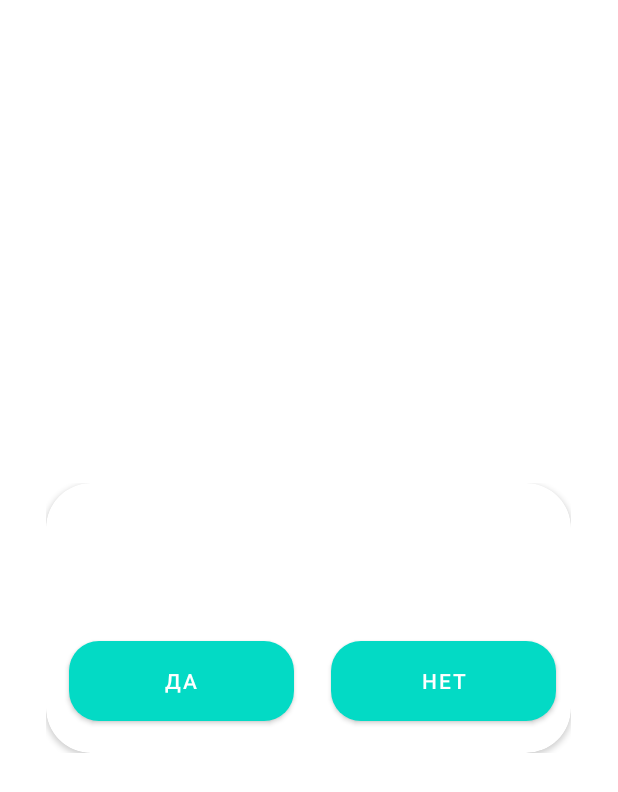
After one commit to 21MokseM12/IventCalendar, an Android app: the layout confirm_changes_dialog.xml on its own in the app's theme, with its tools: preview values and no code run, on a phone screen of 412 x 824 dp. The commit adds this screen. Shown: the top 792 px of the screen. Run offline under Robolectric (Android 15) with nearby library versions, the phone set to English and light mode, and no system bars.

Commit message:
feature: add change the settings in info tabs; design the confirm before exit dialog; fix the splitting the empty string

```diff
--- a/app/src/main/java/com/example/iventcalendar/activities/tabs/info_tabs/TabFirstPhotos.java
+++ b/app/src/main/java/com/example/iventcalendar/activities/tabs/info_tabs/TabFirstPhotos.java
@@ -19,11 +19,12 @@ import com.bumptech.glide.load.resource.bitmap.RoundedCorners;
 import com.bumptech.glide.request.RequestOptions;
 import com.example.iventcalendar.R;
 import com.example.iventcalendar.activities.EventInfoActivity;
+import com.example.iventcalendar.activities.tabs.settings_tabs.service.FragmentDataListener;
 import com.google.android.material.button.MaterialButton;
 
 import java.net.URI;
 
-public class TabFirstPhotos  extends Fragment {
+public class TabFirstPhotos  extends Fragment implements FragmentDataListener {
     private static final String ARG_PHOTO_URI = "photoURI";
     private String photoURI;
     private ActivityResultLauncher<String> galleryLauncher;
@@ -77,4 +78,5 @@ public class TabFirstPhotos  extends Fragment {
         return rootView;
     }
     public void setPhotoURI(String uri) {this.photoURI = uri;}
+    public String getFragmentData() {return this.photoURI;}
 }
--- a/app/src/main/java/com/example/iventcalendar/activities/tabs/info_tabs/TabSecondLocation.java
+++ b/app/src/main/java/com/example/iventcalendar/activities/tabs/info_tabs/TabSecondLocation.java
@@ -14,6 +14,7 @@ import android.widget.TextView;
 import androidx.fragment.app.Fragment;
 
 import com.example.iventcalendar.R;
+import com.example.iventcalendar.activities.tabs.settings_tabs.service.FragmentDataListener;
 import com.example.iventcalendar.activities.tabs.settings_tabs.service.LocationAdapter;
 import com.google.android.material.button.MaterialButton;
 import com.google.android.material.floatingactionbutton.FloatingActionButton;
@@ -24,7 +25,7 @@ import java.util.List;
 import java.util.Objects;
 import java.util.stream.Collectors;
 
-public class TabSecondLocation  extends Fragment {
+public class TabSecondLocation  extends Fragment implements FragmentDataListener {
     private static final String ARG_LOCATIONS = "locations";
     private List<String> locations;
     private FloatingActionButton addLocation;
--- a/app/src/main/java/com/example/iventcalendar/activities/tabs/info_tabs/TabThirdPeople.java
+++ b/app/src/main/java/com/example/iventcalendar/activities/tabs/info_tabs/TabThirdPeople.java
@@ -14,6 +14,7 @@ import android.widget.TextView;
 import androidx.fragment.app.Fragment;
 
 import com.example.iventcalendar.R;
+import com.example.iventcalendar.activities.tabs.settings_tabs.service.FragmentDataListener;
 import com.example.iventcalendar.activities.tabs.settings_tabs.service.LocationAdapter;
 import com.google.android.material.button.MaterialButton;
 import com.google.android.material.floatingactionbutton.FloatingActionButton;
@@ -24,7 +25,7 @@ import java.util.List;
 import java.util.Objects;
 import java.util.stream.Collectors;
 
-public class TabThirdPeople  extends Fragment {
+public class TabThirdPeople  extends Fragment implements FragmentDataListener {
     private static final String ARG_PEOPLE = "people";
     private List<String> people;
     public FloatingActionButton addPeople;
--- /dev/null
+++ b/app/src/main/res/layout/confirm_changes_dialog.xml
@@ -0,0 +1,60 @@
+<?xml version="1.0" encoding="utf-8"?>
+<androidx.constraintlayout.widget.ConstraintLayout xmlns:android="http://schemas.android.com/apk/res/android"
+    xmlns:app="http://schemas.android.com/apk/res-auto"
+    xmlns:tools="http://schemas.android.com/tools"
+    android:layout_width="350dp"
+    android:layout_height="180dp"
+    android:layout_gravity="center">
+
+    <androidx.cardview.widget.CardView
+        android:id="@+id/card"
+        android:layout_width="match_parent"
+        android:layout_height="match_parent"
+        app:cardCornerRadius="30dp">
+
+        <androidx.constraintlayout.widget.ConstraintLayout
+            android:layout_width="match_parent"
+            android:layout_height="match_parent">
+
+            <TextView
+                android:id="@+id/exitTitle"
+                android:layout_width="match_parent"
+                android:layout_height="40dp"
+                android:layout_marginBottom="50dp"
+                android:fontFamily="@font/tt_travels_light"
+                android:gravity="center"
+                android:textSize="@dimen/bar_text_size"
+                app:layout_constraintBottom_toBottomOf="parent"
+                app:layout_constraintEnd_toEndOf="parent"
+                app:layout_constraintStart_toStartOf="parent"
+                app:layout_constraintTop_toTopOf="parent" />
+
+            <com.google.android.material.button.MaterialButton
+                android:id="@+id/saveAndExitButton"
+                android:layout_width="150dp"
+                android:layout_height="65dp"
+                android:layout_marginStart="10dp"
+                android:layout_marginEnd="20dp"
+                android:layout_marginBottom="15dp"
+                android:text="@string/yes"
+                app:cornerRadius="20dp"
+                app:layout_constraintBottom_toBottomOf="parent"
+                app:layout_constraintEnd_toStartOf="@+id/exitButton"
+                app:layout_constraintStart_toStartOf="parent" />
+
+            <com.google.android.material.button.MaterialButton
+                android:id="@+id/exitButton"
+                android:layout_width="150dp"
+                android:layout_height="65dp"
+                android:layout_marginEnd="10dp"
+                android:layout_marginBottom="15dp"
+                android:text="@string/no"
+                app:cornerRadius="20dp"
+                app:layout_constraintBottom_toBottomOf="parent"
+                app:layout_constraintEnd_toEndOf="parent" />
+
+        </androidx.constraintlayout.widget.ConstraintLayout>
+
+    </androidx.cardview.widget.CardView>
+
+</androidx.constraintlayout.widget.ConstraintLayout>
--- a/app/src/main/res/values/strings.xml
+++ b/app/src/main/res/values/strings.xml
@@ -16,4 +16,6 @@
     <string name="loading_wait_text">Пожалуйста, подождите</string>
     <string name="changeCrazy">Изменить</string>
     <string name="confirmChanges">Сохранить</string>
+    <string name="yes">Да</string>
+    <string name="no">Нет</string>
 </resources>
```
Also changed, not shown: app/src/main/java/com/example/iventcalendar/activities/EventInfoActivity.java (+83 -0 lines), app/src/main/java/com/example/iventcalendar/activities/tabs/info_tabs/TabFourthCrazyCount.java (+4 -3 lines).
